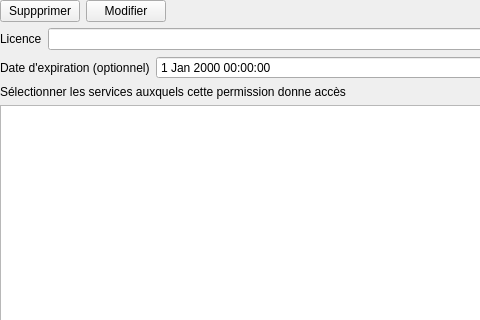
Before: the Qt Designer form geoplateforme/gui/permissions/wdg_permission.ui in JulesGrillot/plugin-qgis-geoplateforme, drawn with Qt 5; both pictures show x 0 to 480 and y 0 to 320 of the 959 by 586 pixel window.
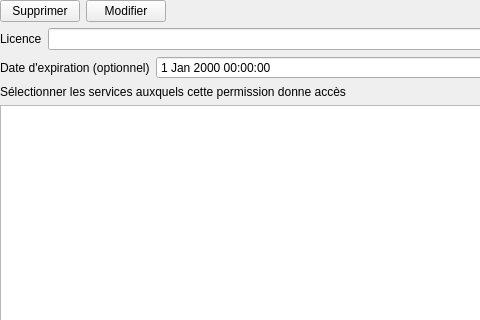
After: the same form once the commit is applied. Custom widgets are drawn as their Qt base class.

Diff of the .ui file:
```diff
--- a/geoplateforme/gui/permissions/wdg_permission.ui
+++ b/geoplateforme/gui/permissions/wdg_permission.ui
@@ -37,7 +37,7 @@
      <item>
       <widget class="QPushButton" name="btn_delete">
        <property name="text">
-        <string>Suppprimer</string>
+        <string>Supprimer</string>
        </property>
       </widget>
      </item>
```
